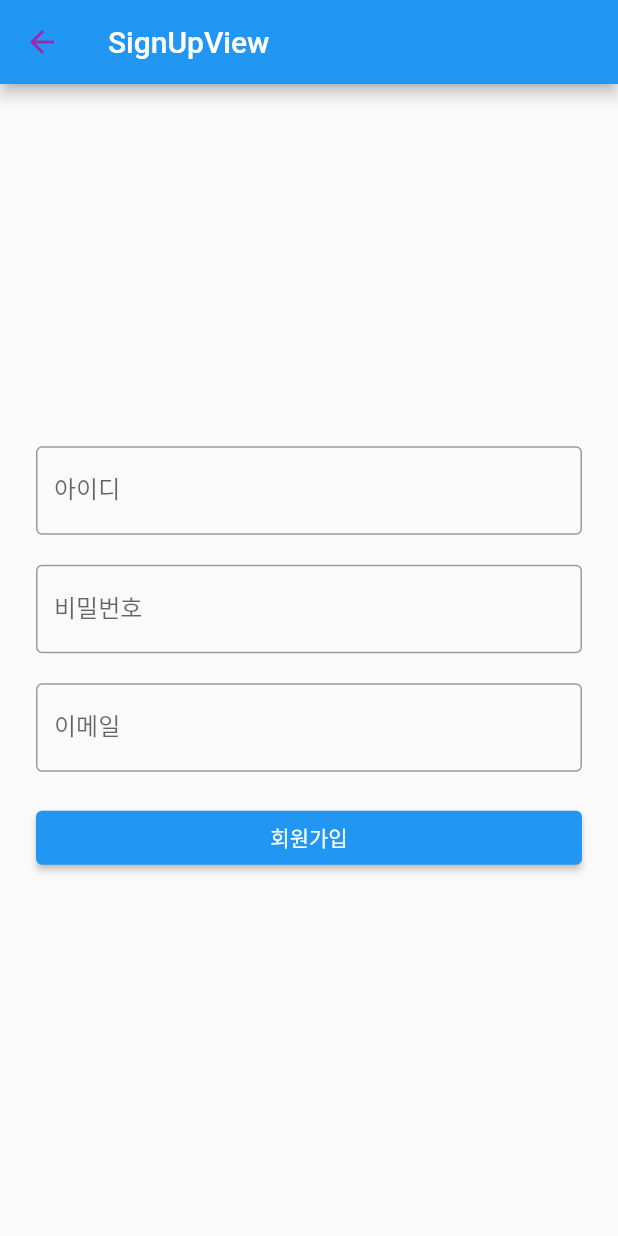
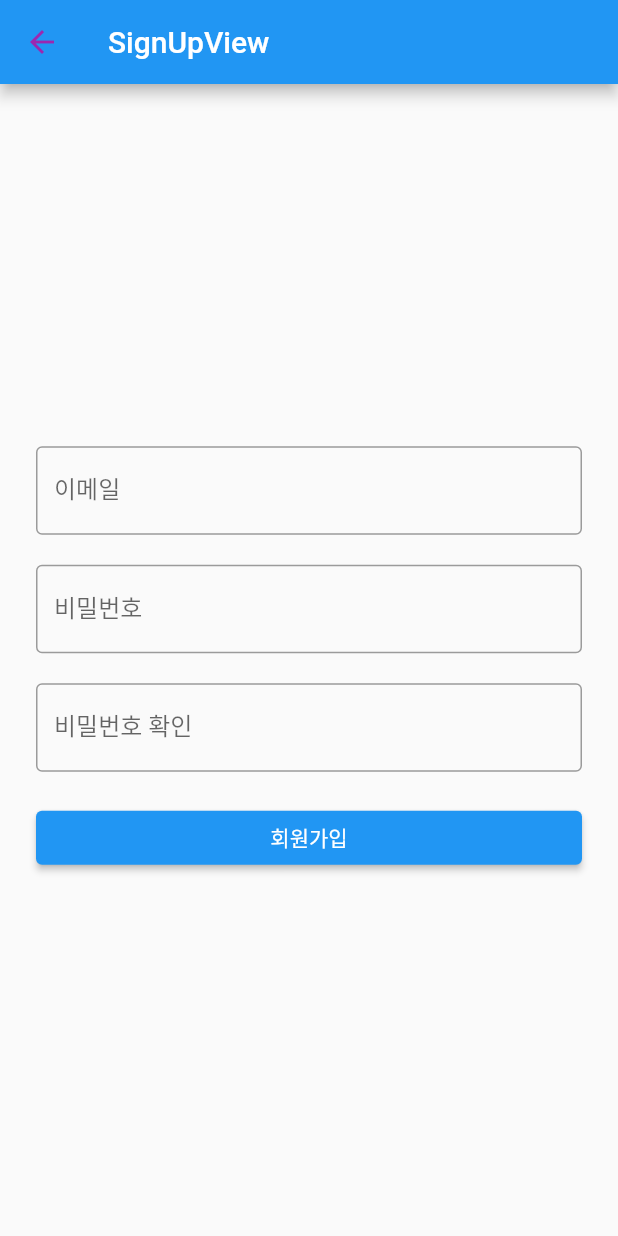
Before and after one commit to juju1997/Flutter_BolierPlate, a Flutter app: the screen it shows after launch, after a tap on "회원가입", on a phone screen of 412 x 824 dp. Run offline on Flutter 3.47's test engine with Material 2 defaults, Android fonts, the phone set to English and light mode, and no system bars; our stand-ins replace cloud_firestore, firebase_auth, firebase_core, shared_preferences; accounts and stored records are empty.

Commit message:
firebase Auth 이메일로그인 구현

```diff
--- /dev/null
+++ b/lib/auth_widget_builder.dart
@@ -0,0 +1,49 @@
+import 'package:flutter/material.dart';
+import 'package:myref/models/user_model.dart';
+import 'package:myref/providers/auth_provider.dart';
+import 'package:myref/services/firestore_database.dart';
+import 'package:provider/provider.dart';
+
+/*
+* This class is mainly to help with creating user dependent object that
+* need to be available by all downstream widgets.
+* Thus, this widget builder is a must to live above [MaterialApp].
+* As we rely on uid to decide which main screen to display (eg: Home or Sign In),
+* this class will helps to create all providers needed that depends on
+* the user logged data uid.
+ */
+class AuthWidgetBuilder extends StatelessWidget {
+  const AuthWidgetBuilder(
+      {required Key key, required this.builder, required this.databaseBuilder})
+      : super(key: key);
+  final Widget Function(BuildContext, AsyncSnapshot<UserModel>) builder;
+  final FirestoreDatabase Function(BuildContext context, String uid) databaseBuilder;
+
+  @override
+  Widget build(BuildContext context) {
+    final authService = Provider.of<AuthProvider>(context, listen: false);
+    return StreamBuilder<UserModel>(
+      stream: authService.user,
+      builder: (BuildContext context, AsyncSnapshot<UserModel> snapshot) {
+        final UserModel? user = snapshot.data;
+        if (user != null) {
+          /*
+          * For any other Provider services that rely on user data can be
+          * added to the following MultiProvider list.
+          * Once a user has been detected, a re-build will be initiated.
+           */
+          return MultiProvider(
+            providers: [
+              Provider<UserModel>.value(value: user),
+              Provider<FirestoreDatabase>(
+                create: (context) => databaseBuilder(context, user.uid),
+              ),
+            ],
+            child: builder(context, snapshot),
+          );
+        }
+        return builder(context, snapshot);
+      },
+    );
+  }
+}
--- a/lib/main.dart
+++ b/lib/main.dart
@@ -4,6 +4,7 @@ import 'package:flutter/services.dart';
 import 'package:provider/provider.dart';
 import 'package:myref/providers/theme_provider.dart';
 import 'package:myref/providers/lang_provider.dart';
+import 'package:myref/providers/auth_provider.dart';
 import 'package:myref/services/firestore_database.dart';
 import 'package:firebase_core/firebase_core.dart';
 
@@ -27,11 +28,14 @@ void main() async{
           ),
           ChangeNotifierProvider<LanguageProvider>(
               create: (context) => LanguageProvider()
+          ),
+          ChangeNotifierProvider<AuthProvider>(
+              create: (context) => AuthProvider()
           )
         ],
         child: MyApp2(
           databaseBuilder: (_, uid) => FirestoreDatabase(uid: uid),
-          key: const Key('test'),
+          key: const Key('myRef'),
         ),
       )
     );
--- a/lib/models/user_model.dart
+++ b/lib/models/user_model.dart
@@ -1,31 +1,31 @@
 class UserModel {
-  String id;
+  String uid;
+  String? email;
   String? pwd;
-  String? email;
 
   UserModel({
-    required this.id,
-    this.pwd,
-    this.email
+    required this.uid,
+    this.email,
+    this.pwd
   });
 
   UserModel.fromJson(Map<String, dynamic> json)
     : this(
-      id:json['id']! as String,
-      pwd:json['pwd']! as String,
-      email:json['email']! as String
+      uid:json['uid']! as String,
+      email:json['email']! as String,
+      pwd:json['pwd']! as String
   );
 
   Map<String, dynamic> toJson() {
     return {
-      'id': id,
+      'uid': uid,
+      'email': email,
       'pwd': pwd,
-      'email': email
     };
   }
 
   @override
   String toString() {
-    return 'id : $id , pwd : $pwd , email : $email';
+    return 'uid: $uid, email : $email ,pwd : $pwd';
   }
 }
--- a/lib/my_app.dart
+++ b/lib/my_app.dart
@@ -4,8 +4,12 @@ import 'package:myref/routes.dart';
 import 'package:myref/views/splash/splash_view.dart';
 import 'package:flutter_localizations/flutter_localizations.dart';
 import 'package:myref/providers/lang_provider.dart';
+import 'package:myref/providers/theme_provider.dart';
 import 'package:myref/app_localizations.dart';
 import 'package:provider/provider.dart';
+
+import 'auth_widget_builder.dart';
+import 'models/user_model.dart';
 
 
 class MyApp2 extends StatelessWidget {
@@ -17,8 +21,16 @@ class MyApp2 extends StatelessWidget {
 
   @override
   Widget build(BuildContext context) {
+    return Consumer<ThemeProvider>(
+      builder: (_, themeProviderRef, __){
         return Consumer<LanguageProvider>(
           builder: (_, languageProviderRef, __){
+
+            return AuthWidgetBuilder(
+              key: const Key('authWidget'),
+              databaseBuilder: databaseBuilder,
+              builder: (BuildContext context, AsyncSnapshot<UserModel> userSnapshot){
+
                 return MaterialApp(
                   locale: languageProviderRef.appLocale,
                   //List of all supported locales
@@ -51,8 +63,13 @@ class MyApp2 extends StatelessWidget {
                     //user the first one from the list (in our case, that will be English)
                     return supportedLocales.first;
                   },
+                  title: 'MyRef APP',
                   routes: Routes.routes,
                   home: const SplashView(),
+                );
+              },
+            );
+          }
         );
       }
     );
--- /dev/null
+++ b/lib/providers/auth_provider.dart
@@ -0,0 +1,110 @@
+import 'package:flutter/material.dart';
+import 'package:firebase_auth/firebase_auth.dart';
+import 'package:myref/models/user_model.dart';
+
+enum Status {
+  unInitialized,
+  authenticated,
+  authenticating,
+  unAuthenticated,
+  registering
+}
+/*
+The UI will depends on the Status to decide which screen/action to be done.
+- unInitialized - Checking user is logged or not, the Splash Screen will be shown
+- authenticated - User is authenticated successfully, Home Page will be shown
+- authenticating - Sign In button just been pressed, progress bar will be shown
+- unAuthenticated - User is not authenticated, login page will be shown
+- registering - User just pressed registering, progress bar will be shown
+Take note, this is just an idea. You can remove or further add more different
+status for your UI or widgets to listen.
+ */
+
+class AuthProvider extends ChangeNotifier {
+  //Firebase Auth object
+  late FirebaseAuth _auth;
+
+  //Default status
+  Status _status = Status.unInitialized;
+
+  Status get status => _status;
+
+  Stream<UserModel> get user => _auth.authStateChanges().map(_userFromFirebase);
+
+  AuthProvider() {
+    //initialise object
+    _auth = FirebaseAuth.instance;
+
+    //listener for authentication changes such as user sign in and sign out
+    _auth.authStateChanges().listen(onAuthStateChanged);
+  }
+
+  //Create user object based on the given User
+  UserModel _userFromFirebase(User? user) {
+    if (user == null) {
+      return UserModel(uid: 'null');
+    }
+
+    return UserModel(
+        uid: user.uid,
+        email: user.email
+    );
+  }
+
+  //Method to detect live auth changes such as user sign in and sign out
+  Future<void> onAuthStateChanged(User? firebaseUser) async {
+    if (firebaseUser == null) {
+      _status = Status.unAuthenticated;
+    } else {
+      _userFromFirebase(firebaseUser);
+      _status = Status.authenticated;
+    }
+    notifyListeners();
+  }
+
+  //Method for new user registration using email and password
+  Future<UserModel> registerWithEmailAndPassword(
+      String email, String password) async {
+    try {
+      _status = Status.registering;
+      notifyListeners();
+      final UserCredential result = await _auth.createUserWithEmailAndPassword(
+          email: email, password: password);
+
+      return _userFromFirebase(result.user);
+    } catch (e) {
+      print("Error on the new user registration = " + e.toString());
+      _status = Status.unAuthenticated;
+      notifyListeners();
+      return UserModel(uid: 'null');
+    }
+  }
+
+  //Method to handle user sign in using email and password
+  Future<bool> signInWithEmailAndPassword(String email, String password) async {
+    try {
+      _status = Status.authenticating;
+      notifyListeners();
+      await _auth.signInWithEmailAndPassword(email: email, password: password);
+      return true;
+    } catch (e) {
+      print("Error on the sign in = " + e.toString());
+      _status = Status.unAuthenticated;
+      notifyListeners();
+      return false;
+    }
+  }
+
+  //Method to handle password reset email
+  Future<void> sendPasswordResetEmail(String email) async {
+    await _auth.sendPasswordResetEmail(email: email);
+  }
+
+  //Method to handle user signing out
+  Future signOut() async {
+    _auth.signOut();
+    _status = Status.unAuthenticated;
+    notifyListeners();
+    return Future.delayed(Duration.zero);
+  }
+}
--- a/lib/views/auth/sign_up_view.dart
+++ b/lib/views/auth/sign_up_view.dart
@@ -4,7 +4,10 @@ import 'package:myref/models/request_model.dart';
 import 'package:flutter/material.dart';
 import 'package:crypto/crypto.dart';
 import 'package:myref/models/user_model.dart';
+import 'package:myref/providers/auth_provider.dart';
 import 'dart:convert';
+
+import 'package:provider/provider.dart';
 
 class SignUpView extends StatefulWidget {
   const SignUpView({Key? key}) : super(key: key);
@@ -16,8 +19,8 @@ class SignUpView extends StatefulWidget {
 class _SignUpViewState extends State<SignUpView> {
 
   late TextEditingController _emailController;
-  late TextEditingController _idController;
   late TextEditingController _passwordController;
+  late TextEditingController _passwordCheckController;
 
   final _formKey = GlobalKey<FormState>();
   final _scaffoldKey = GlobalKey<ScaffoldState>();
@@ -26,8 +29,8 @@ class _SignUpViewState extends State<SignUpView> {
   void initState() {
     super.initState();
     _emailController = TextEditingController(text: "");
-    _idController = TextEditingController(text: "");
     _passwordController = TextEditingController(text: "");
+    _passwordCheckController = TextEditingController(text: "");
   }
 
   @override
@@ -60,12 +63,14 @@ class _SignUpViewState extends State<SignUpView> {
   @override
   void dispose() {
     _emailController.dispose();
-    _idController.dispose();
     _passwordController.dispose();
+    _passwordCheckController.dispose();
     super.dispose();
   }
 
   Widget _buildForm(BuildContext context) {
+
+    final authProvider = Provider.of<AuthProvider>(context);
     return Form(
       key: _formKey,
       child: SingleChildScrollView(
@@ -77,9 +82,9 @@ class _SignUpViewState extends State<SignUpView> {
             mainAxisAlignment: MainAxisAlignment.center,
             children: <Widget>[
               TextFormField(
-                controller: _idController,
+                controller: _emailController,
                 decoration: const InputDecoration(
-                  labelText: "아이디",
+                  labelText: "이메일",
                   border: OutlineInputBorder()
                 ),
               ),
@@ -93,67 +98,38 @@ class _SignUpViewState extends State<SignUpView> {
               ),
               const SizedBox(height: 20.0,),
               TextFormField(
-                controller: _emailController,
+                controller: _passwordCheckController,
                 decoration: const InputDecoration(
-                    labelText: "이메일",
+                    labelText: "비밀번호 확인",
                     border: OutlineInputBorder()
                 ),
               ),
               const SizedBox(height: 20.0,),
-              ElevatedButton(
-                onPressed: () async {
+              authProvider.status == Status.registering
+                  ? const Center(
+                  child: CircularProgressIndicator()
+              )
+                  : ElevatedButton(
+                  onPressed: () async {
+                    if (_formKey.currentState!.validate()) {
+                      FocusScope.of(context).unfocus();
 
+                      UserModel userModel =
+                            await authProvider.registerWithEmailAndPassword(
+                          _emailController.text,
+                          _passwordCheckController.text);
+                      if(userModel == null) {
+                        print('회원가입 실패');
+                      }
+                      print(userModel.toJson());
+                    }
 
-                  print(_idController.text);
-                  print(_passwordController.text);
-                  print(_emailController.text);
-
-                  List<int> bytes = utf8.encode(_passwordController.text);
-                  Digest digest = sha256.convert(bytes);
-                  String pwd = digest.toString();
-
-
-                  // var r = await testRef.doc('testDoc').get();
-                  // Test rt = r.data() as Test;
-                  // print(rt.toJson());
-
-                  /**
-                   * 실험중
-                   * */
-
-                  UserModel user = UserModel(
-                    id: _idController.text,
-                    pwd: pwd,
-                    email: _emailController.text
-                  );
-
-                  /// --회원가입
-                  /*FirebaseFirestore.instance.collection('users').doc(user.id).set({
-                    "id": user.id,
-                    "pwd": user.pwd,
-                    "email": user.email
-                  });*/
-
-                  /// --회원가입 ID 중복 검사 !!진행중!!
-                  final userSnapshot = await FirebaseFirestore.instance
-                      .collection('users')
-                      .withConverter(
-                          fromFirestore: (snapshots, _) => UserModel.fromJson(snapshots.data()!),
-                          toFirestore: (users, _) => (users as UserModel).toJson())
-                      .doc(user.id).get();
-                  print(userSnapshot);
-                  bool isAuth = false;
+                  },
+                  child: const Text("회원가입")
+              ),
 
 
 
-
-                  /*FirebaseFirestore.instance.collection("users").doc(_idController.text).collection("myRef").doc("test").set({
-                    "ref":"test"
-                  });*/
-
-                },
-                child: const Text('회원가입'),
-              )
             ],
           ),
         ),
--- a/pubspec.yaml
+++ b/pubspec.yaml
@@ -37,6 +37,7 @@ dependencies:
   cloud_firestore: ^3.1.5
   firebase_core: ^1.10.6
   crypto: ^3.0.1
+  firebase_auth: ^3.3.5
 
 
   # The following adds the Cupertino Icons font to your application.
```
Also changed, not shown: pubspec.lock, 1 other file. Lines whose indentation alone changed are shown as unchanged.
